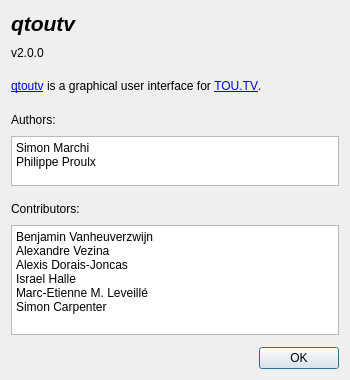
bvanheu/pytoutv, file toutvqt/dat/ui/about_dialog.ui: the form before one commit.
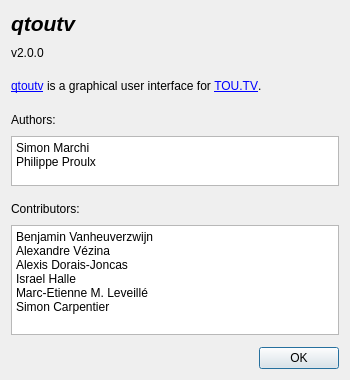
The form after the commit.

Commit message: Qt: fix contributors names

Diff of the .ui file:
```diff
--- a/toutvqt/dat/ui/about_dialog.ui
+++ b/toutvqt/dat/ui/about_dialog.ui
@@ -163,11 +163,11 @@
      </property>
      <property name="plainText">
       <string>Benjamin Vanheuverzwijn
-Alexandre Vezina
+Alexandre Vézina
 Alexis Dorais-Joncas
 Israel Halle
 Marc-Etienne M. Leveillé
-Simon Carpenter</string>
+Simon Carpentier</string>
      </property>
     </widget>
    </item>
```
